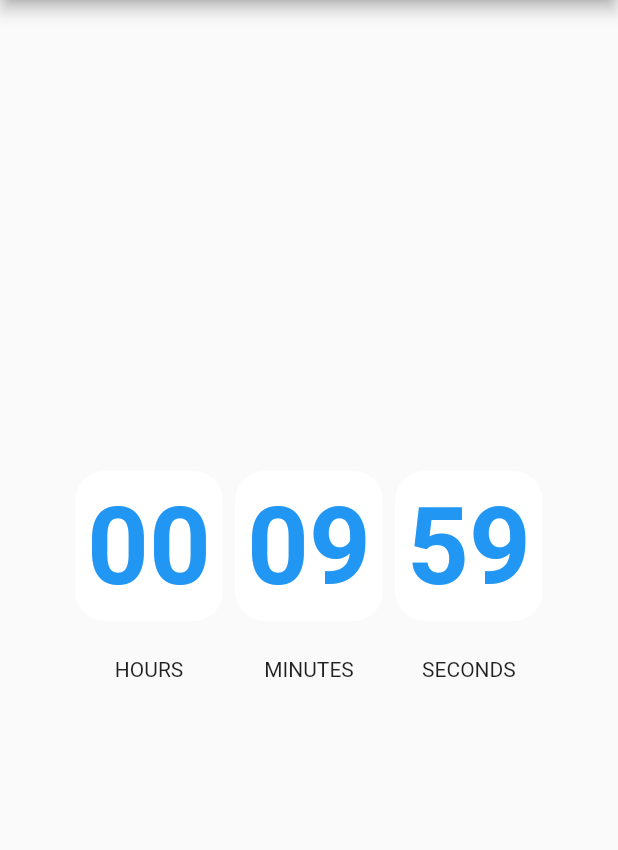
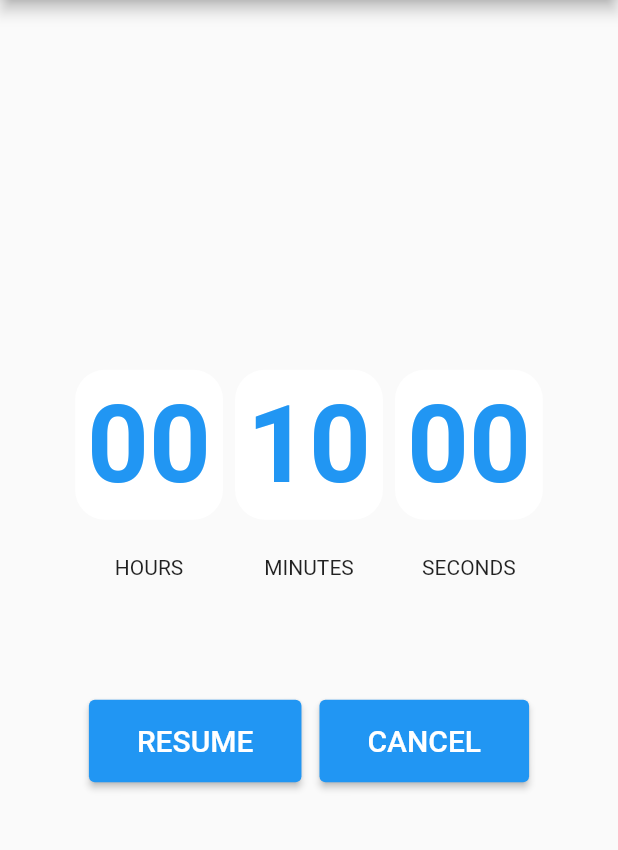
Before and after one commit to Dauka12/pomodoroApp-Flutter, a Flutter app: the TimerPage screen opened directly, on a phone screen of 412 x 824 dp, the part 84-934 px from its top. Run offline on Flutter 3.47's test engine with Material 2 defaults, Android fonts, the phone set to English and light mode, and no system bars; our stand-ins replace percent_indicator; network calls fail.

Commit message:
Update TimerPage.dart

```diff
--- a/lib/TimerPage.dart
+++ b/lib/TimerPage.dart
@@ -3,6 +3,8 @@ import 'dart:async';
 import 'package:flutter/material.dart';
 import 'package:pomodoro/NavBar.dart';
 import 'package:pomodoro/main.dart';
+
+import 'button_widget.dart';
 
 class TimerPage extends StatefulWidget{
   @override
@@ -19,7 +21,7 @@ class _TimerPageState extends State<TimerPage>{
   void initState(){
     super.initState();
 
-    startTimer();
+    //startTimer();
     reset();
   }
    void reset() {
@@ -33,7 +35,7 @@ class _TimerPageState extends State<TimerPage>{
     final addSeconds = isCountdown ? -1: 1;
     setState(() {
       final seconds = duration.inSeconds+addSeconds;
-        if(seconds<0){
+      if(seconds<0){
         timer?.cancel();
 
       duration = Duration(seconds: seconds);}
@@ -42,19 +44,71 @@ class _TimerPageState extends State<TimerPage>{
       }
     });
   }
-  void startTimer(){
+  void startTimer({bool resets = true}){
+    if(resets){
+      reset();
+    }
     timer = Timer.periodic(Duration(seconds: 1),(_)=>addTime());
+  }
+  void stopTimer({bool resets = true}){
+    if(resets){
+      reset();
+    }
+
+    setState(()=>timer?.cancel());
   }
   @override
   Widget build(BuildContext context)=>Scaffold(
-    body:Center(child:buildTime()),
+    body:Center(
+      child: Column(
+        mainAxisAlignment: MainAxisAlignment.center,
+        children:[
+          buildTime(),
+          const SizedBox(height: 80,),
+          buildButtons(),
+      ],
+     ),
+    ),
     drawer: NavBar(),
     appBar: AppBar(
       title: Text('Timer'),
       centerTitle: true,
     ),
+  );
+  Widget buildButtons(){
+    final isRunning = timer == null ? false : timer!.isActive;
+    final isCompleted = duration.inSeconds == 0;
 
-  );
+    return isRunning || !isCompleted
+      ? Row(
+          mainAxisAlignment: MainAxisAlignment.center,
+          children: [
+            ButtonWidget(
+              text: isRunning ? 'STOP':'RESUME',
+              onClicked:(){
+                if(isRunning){
+                  stopTimer(resets:false);
+                }else{
+                  startTimer(resets:false);
+                }
+              },
+            ),
+            const SizedBox(width: 12),
+            ButtonWidget(
+              text:'CANCEL',
+              onClicked:stopTimer,
+            ),
+          ],
+      )
+      :   ButtonWidget(
+          text:'Start Timer!',
+
+          onClicked:(){
+            startTimer();
+          },
+        );
+  }
+
   Widget buildTime(){
     String twoDigits(int n) => n.toString().padLeft(2,'0');
     final hours = twoDigits(duration.inHours);
@@ -99,4 +153,6 @@ class _TimerPageState extends State<TimerPage>{
   );
 
 
+
+
 }
```
